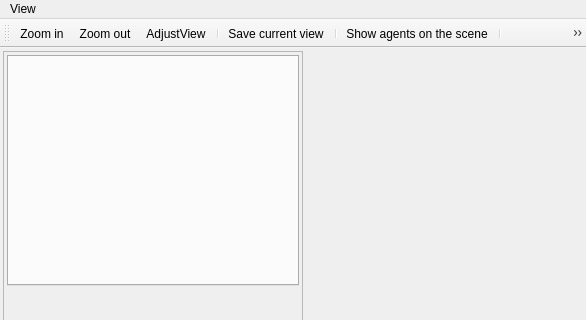
Above: source/cats/gui/MainWindow.ui from assisi/CATS2 before the change; both pictures show x 0 to 586 and y 0 to 320 of the 586 by 524 pixel window. Below: the same form after it.
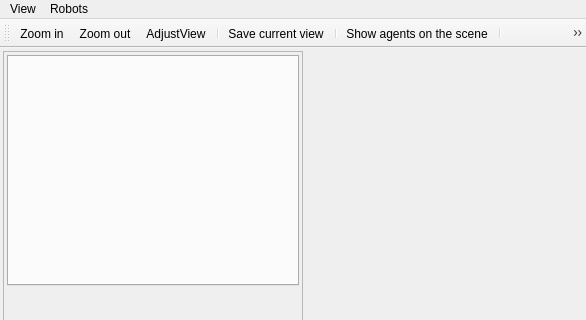
That is the form after the change. Icons and pictures are not drawn.

Commit message: Add a button to reconnect to medula without stopping CATS.

What changed in the file:
```diff
--- a/source/cats/gui/MainWindow.ui
+++ b/source/cats/gui/MainWindow.ui
@@ -129,7 +129,14 @@
     <addaction name="separator"/>
     <addaction name="actionShowControlMap"/>
    </widget>
+   <widget class="QMenu" name="menuRobots">
+    <property name="title">
+     <string>Robots</string>
+    </property>
+    <addaction name="actionReconnectToRobots"/>
+   </widget>
    <addaction name="menuView"/>
+   <addaction name="menuRobots"/>
   </widget>
   <widget class="QToolBar" name="toolBar">
    <property name="windowTitle">
```
Left out of the diff: 14 changed lines with no effect on the pictures. The commit also changes 4 other files.
